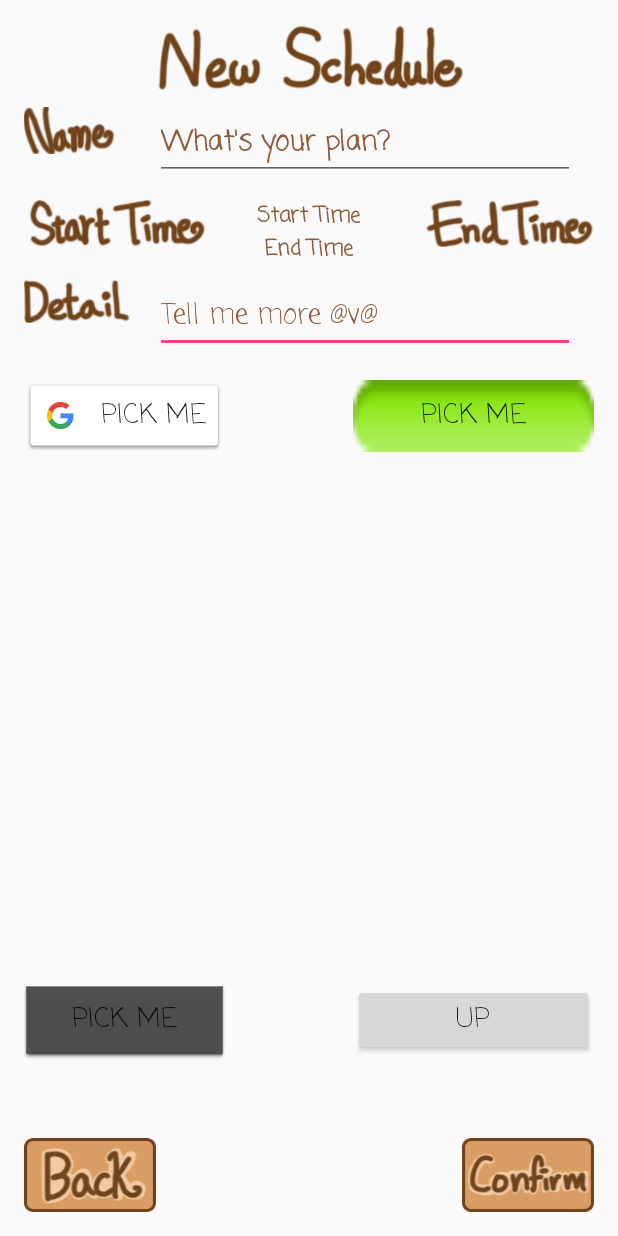
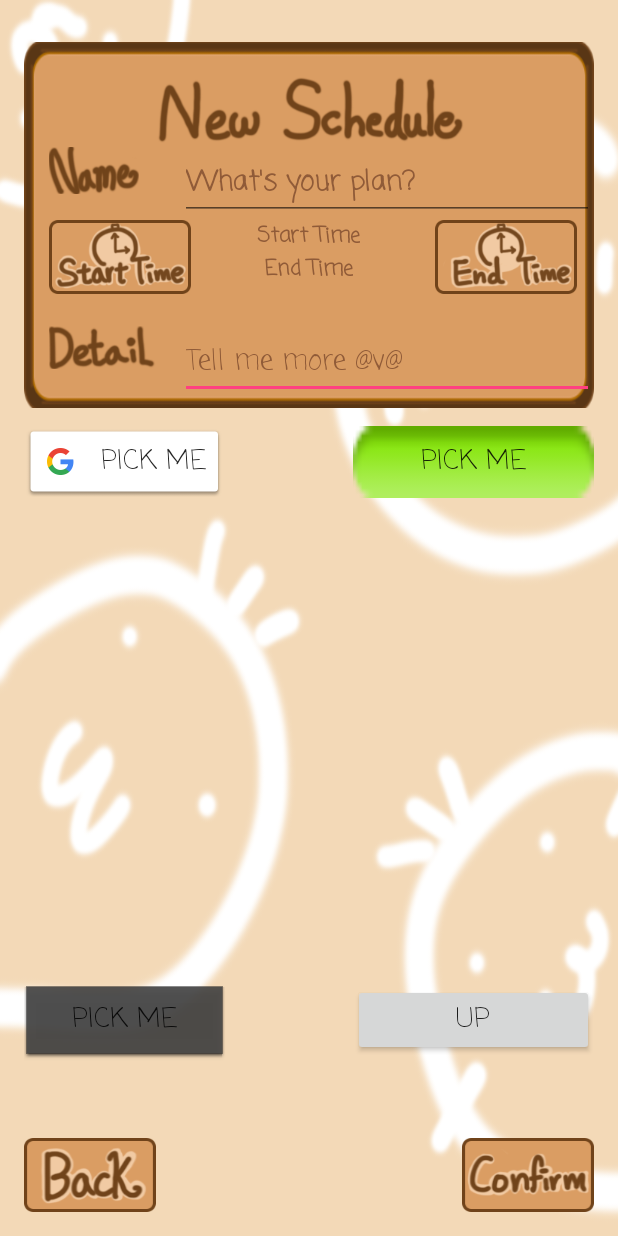
Before and after one commit to duckat/Sketchu, an Android app: the AddEventActivity screen opened directly, with no data from a screen before it, on a phone screen of 412 x 824 dp. Run offline under Robolectric (Android 15) with nearby library versions, the phone set to English and light mode, and no system bars; Roboto replaces fonts that are not available here.

Commit message:
addEventActivity UI

```diff
--- a/app/src/main/AndroidManifest.xml
+++ b/app/src/main/AndroidManifest.xml
@@ -36,13 +36,14 @@
         -->
         <meta-data
             android:name="com.google.android.gms.version"
-            android:value="@integer/google_play_services_version" />
+            android:value="@integer/google_play_services_version"
+            />
 
         <activity android:name=".EventViewActivity" />
         <activity
             android:name=".EventDetailActivity"
+            android:theme="@style/AppTheme.NoActionBar"
             android:label="@string/title_activity_event_detail"
-            android:theme="@style/AppTheme.NoActionBar"
             android:screenOrientation="portrait"/>
         <!-- <activity android:name=".OpeningActivity"></activity> -->
         <activity android:name=".NameActivity"
--- a/app/src/main/java/com/honeybin/sketchu/EventDetailActivity.java
+++ b/app/src/main/java/com/honeybin/sketchu/EventDetailActivity.java
@@ -27,8 +27,6 @@ public class EventDetailActivity extends AppCompatActivity {
     protected void onCreate(Bundle savedInstanceState) {
         super.onCreate(savedInstanceState);
         setContentView(R.layout.activity_event_detail);
-        Toolbar toolbar = (Toolbar) findViewById(R.id.toolbar);
-        setSupportActionBar(toolbar);
 
         events_db = new EventsDBHelper(this);
 
--- a/app/src/main/res/layout/activity_event.xml
+++ b/app/src/main/res/layout/activity_event.xml
@@ -9,27 +9,20 @@
     android:paddingLeft="@dimen/activity_horizontal_margin"
     android:paddingRight="@dimen/activity_horizontal_margin"
     android:paddingTop="@dimen/activity_vertical_margin"
-    tools:context="com.honeybin.sketchu.AddEventActivity">
+    tools:context="com.honeybin.sketchu.AddEventActivity"
+    android:background="@drawable/listbackground">
 
     <ImageView
         android:layout_width="wrap_content"
         android:layout_height="wrap_content"
-        app:srcCompat="@drawable/nametitle"
-        android:id="@+id/imageView"
-        android:layout_alignParentTop="true"
+        app:srcCompat="@drawable/interfacegaugeaddevent"
+        android:id="@+id/imageView12"
+        android:layout_alignParentRight="true"
+        android:layout_alignParentEnd="true"
         android:layout_alignParentLeft="true"
         android:layout_alignParentStart="true"
-        android:layout_marginTop="55dp" />
-
-    <ImageView
-        android:layout_width="wrap_content"
-        android:layout_height="wrap_content"
-        app:srcCompat="@drawable/detailtitle"
-        android:id="@+id/imageView5"
-        android:layout_below="@+id/imageView3"
-        android:layout_alignParentLeft="true"
-        android:layout_alignParentStart="true"
-        android:layout_marginTop="22dp" />
+        android:layout_above="@+id/tagButton2"
+        android:layout_alignParentTop="true" />
 
     <EditText
         android:layout_width="wrap_content"
@@ -49,25 +42,6 @@
         android:textColorHint="@color/colorPrimaryDark"
         />
 
-    <ImageView
-        android:layout_width="wrap_content"
-        android:layout_height="wrap_content"
-        app:srcCompat="@drawable/starttimetitle"
-        android:id="@+id/imageView3"
-        android:layout_marginTop="13dp"
-        android:layout_below="@+id/nameTxt"
-        android:layout_alignParentLeft="true"
-        android:layout_alignParentStart="true" />
-
-    <ImageView
-        android:layout_width="wrap_content"
-        android:layout_height="wrap_content"
-        app:srcCompat="@drawable/endtimetitle"
-        android:id="@+id/imageView4"
-        android:layout_alignTop="@+id/imageView3"
-        android:layout_alignParentRight="true"
-        android:layout_alignParentEnd="true" />
-
     <Button
         android:layout_width="wrap_content"
         android:layout_height="wrap_content"
@@ -75,47 +49,10 @@
         android:background="@null"
         android:visibility="visible"
         android:layout_alignTop="@+id/imageView3"
-        android:layout_alignParentLeft="true"
-        android:layout_alignParentStart="true"
-        android:layout_toStartOf="@+id/endTimeText"
-        android:layout_toLeftOf="@+id/endTimeText" />
-
-    <Button
-        android:layout_width="wrap_content"
-        android:layout_height="wrap_content"
-        android:id="@+id/setEndTimeButton"
-        android:background="@null"
-        android:layout_alignTop="@+id/imageView4"
-        android:layout_alignParentRight="true"
-        android:layout_alignParentEnd="true"
-        android:layout_toRightOf="@+id/startTimeText"
-        android:layout_toEndOf="@+id/startTimeText" />
-
-    <TextView
-        android:text="Start Time"
-        android:layout_width="wrap_content"
-        android:layout_height="wrap_content"
-        android:id="@+id/startTimeText"
-        android:textColor="@color/colorPrimaryDark"
-        android:fontFamily="casual"
-        android:textStyle="normal|bold"
-        android:textAlignment="viewEnd"
-        android:layout_gravity="end"
-        android:layout_alignTop="@+id/setStartTimeButton"
-        android:layout_centerHorizontal="true" />
-
-    <TextView
-        android:text="End Time"
-        android:layout_width="wrap_content"
-        android:layout_height="wrap_content"
-        android:id="@+id/endTimeText"
-        android:textColor="@color/colorPrimaryDark"
-        android:fontFamily="casual"
-        android:textStyle="normal|bold"
-        android:textAlignment="viewStart"
-        android:layout_gravity="start"
-        android:layout_below="@+id/startTimeText"
-        android:layout_centerHorizontal="true" />
+        android:layout_alignRight="@+id/imageView3"
+        android:layout_alignEnd="@+id/imageView3"
+        android:layout_alignLeft="@+id/imageView3"
+        android:layout_alignStart="@+id/imageView3" />
 
     <EditText
         android:layout_width="wrap_content"
@@ -208,12 +145,87 @@
         android:layout_alignParentLeft="true"
         android:layout_alignParentStart="true" />
 
+    <Button
+        android:layout_width="wrap_content"
+        android:layout_height="wrap_content"
+        android:id="@+id/setEndTimeButton"
+        android:background="@null"
+        android:layout_marginRight="11dp"
+        android:layout_alignTop="@+id/imageView4"
+        android:layout_alignParentRight="true"
+        android:layout_alignParentEnd="true"
+        android:layout_marginEnd="11dp" />
+
+    <ImageView
+        android:layout_width="wrap_content"
+        android:layout_height="wrap_content"
+        app:srcCompat="@drawable/starttimebutton"
+        android:id="@+id/imageView3"
+        android:layout_below="@+id/nameTxt"
+        android:layout_alignLeft="@+id/imageView5"
+        android:layout_alignStart="@+id/imageView5" />
+
+    <ImageView
+        android:layout_width="wrap_content"
+        android:layout_height="wrap_content"
+        app:srcCompat="@drawable/detailtitle"
+        android:id="@+id/imageView5"
+        android:layout_below="@+id/imageView3"
+        android:layout_alignRight="@+id/backButton"
+        android:layout_alignEnd="@+id/backButton"
+        android:layout_marginTop="21dp" />
+
     <ImageView
         android:layout_width="wrap_content"
         android:layout_height="wrap_content"
         app:srcCompat="@drawable/newscheduletext"
+        android:id="@+id/imageView10"
+        android:layout_above="@+id/nameTxt"
+        android:layout_centerHorizontal="true" />
+
+    <ImageView
+        android:layout_width="wrap_content"
+        android:layout_height="wrap_content"
+        app:srcCompat="@drawable/nametitle"
+        android:id="@+id/imageView"
+        android:layout_marginTop="82dp"
         android:layout_alignParentTop="true"
-        android:layout_centerHorizontal="true"
-        android:id="@+id/imageView10" />
+        android:layout_alignLeft="@+id/imageView3"
+        android:layout_alignStart="@+id/imageView3" />
+
+    <ImageView
+        android:layout_width="wrap_content"
+        android:layout_height="wrap_content"
+        app:srcCompat="@drawable/endtimebutton"
+        android:id="@+id/imageView4"
+        android:layout_below="@+id/nameTxt"
+        android:layout_alignRight="@+id/setEndTimeButton"
+        android:layout_alignEnd="@+id/setEndTimeButton" />
+
+    <TextView
+        android:text="Start Time"
+        android:layout_width="wrap_content"
+        android:layout_height="wrap_content"
+        android:id="@+id/startTimeText"
+        android:textColor="@color/colorPrimaryDark"
+        android:fontFamily="casual"
+        android:textStyle="normal|bold"
+        android:textAlignment="viewEnd"
+        android:layout_gravity="end"
+        android:layout_below="@+id/nameTxt"
+        android:layout_centerHorizontal="true" />
+
+    <TextView
+        android:text="End Time"
+        android:layout_width="wrap_content"
+        android:layout_height="wrap_content"
+        android:id="@+id/endTimeText"
+        android:textColor="@color/colorPrimaryDark"
+        android:fontFamily="casual"
+        android:textStyle="normal|bold"
+        android:textAlignment="viewStart"
+        android:layout_gravity="start"
+        android:layout_below="@+id/startTimeText"
+        android:layout_centerHorizontal="true" />
 
 </RelativeLayout>
--- a/app/src/main/res/layout/activity_event_detail.xml
+++ b/app/src/main/res/layout/activity_event_detail.xml
@@ -11,13 +11,6 @@
         android:layout_width="match_parent"
         android:layout_height="wrap_content"
         android:theme="@style/AppTheme.AppBarOverlay">
-
-        <android.support.v7.widget.Toolbar
-            android:id="@+id/toolbar"
-            android:layout_width="match_parent"
-            android:layout_height="?attr/actionBarSize"
-            android:background="?attr/colorPrimary"
-            app:popupTheme="@style/AppTheme.PopupOverlay" />
 
     </android.support.design.widget.AppBarLayout>
 
```
Also changed, not shown: app/src/main/res/drawable-xhdpi/endtimebutton.png (added), app/src/main/res/drawable-xhdpi/interfacegaugeaddevent.png (added), app/src/main/res/drawable-xhdpi/starttimebutton.png (added).
